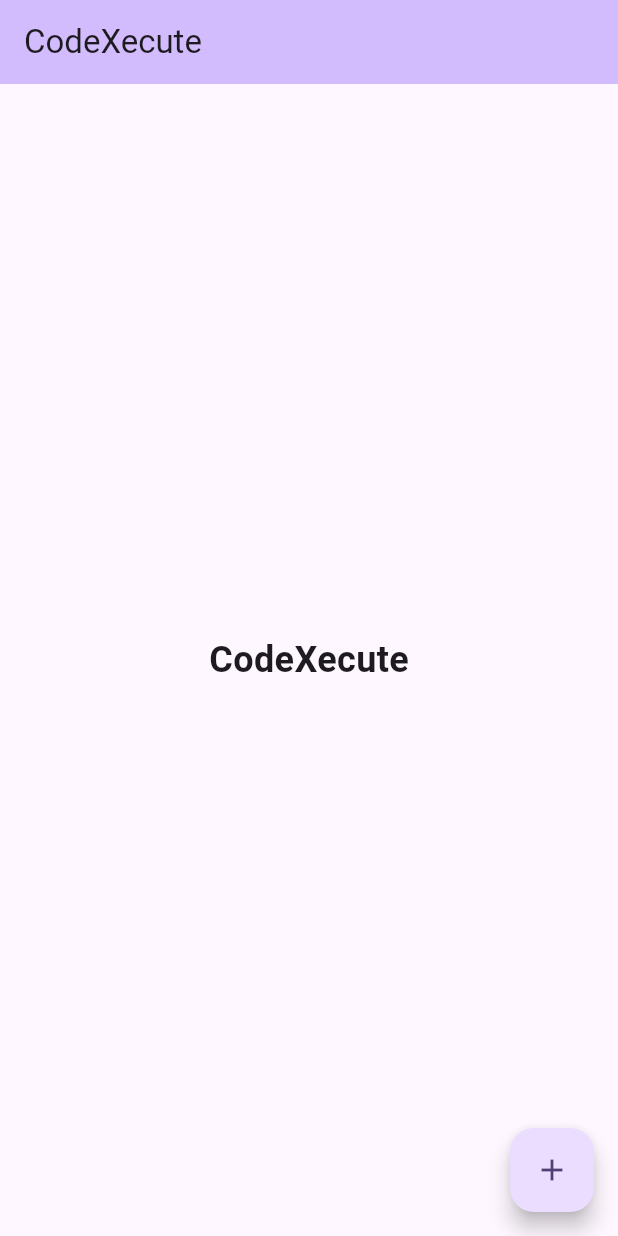
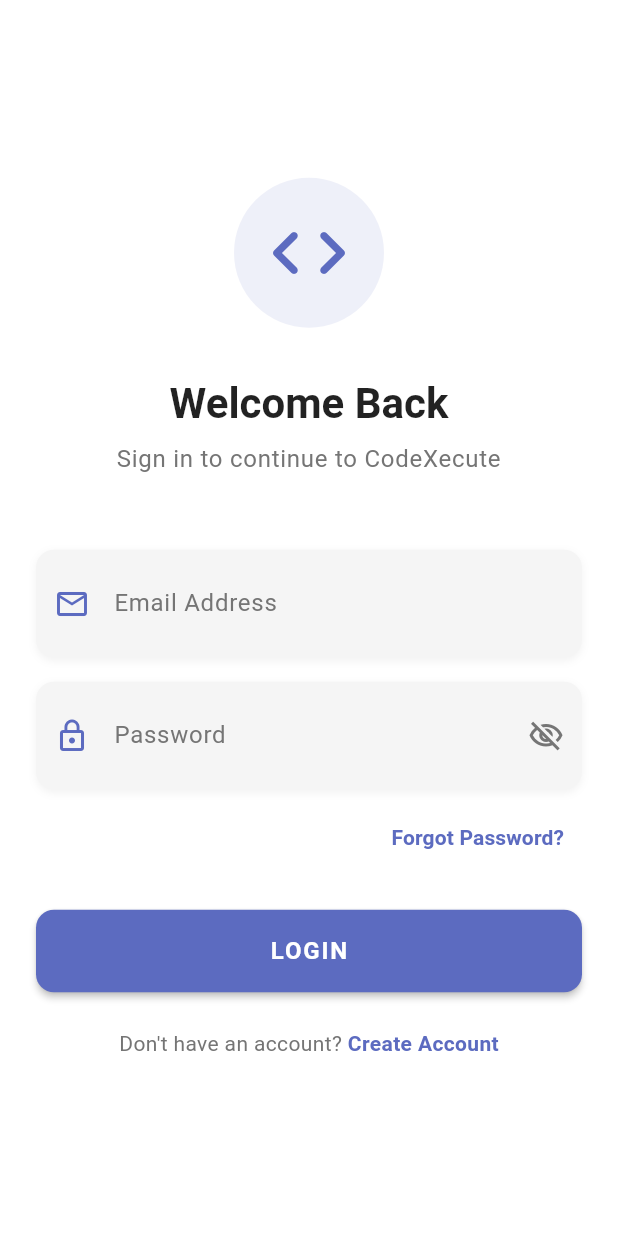
Before and after one commit to krishna190806/CodeXecute, a Flutter app: the screen it shows after launch, on a phone screen of 412 x 824 dp. Run offline on Flutter 3.47's test engine with Material 3 defaults, Android fonts, the phone set to English and light mode, and no system bars.

Commit message:
Add new screens and widgets to lib directory

```diff
--- a/lib/main.dart
+++ b/lib/main.dart
@@ -1,68 +1,37 @@
 import 'package:flutter/material.dart';
+import 'screens/login_screen.dart';
+import 'screens/dashboard_screen.dart';
+import 'screens/settings_screen.dart';
 
 void main() {
-  runApp(const MyApp());
+  runApp(const CodeXecuteApp());
 }
 
-class MyApp extends StatelessWidget {
-  const MyApp({super.key});
+class CodeXecuteApp extends StatelessWidget {
+  const CodeXecuteApp({super.key});
 
   @override
   Widget build(BuildContext context) {
     return MaterialApp(
-      title: 'Flutter Demo',
+      title: 'CodeXecute',
+      debugShowCheckedModeBanner: false,
       theme: ThemeData(
-        colorScheme: ColorScheme.fromSeed(seedColor: Colors.deepPurple),
+        primarySwatch: Colors.indigo,
+        primaryColor: const Color(0xFF5C6BC0), // Indigo 400
+        scaffoldBackgroundColor: Colors.grey[50], // Light background
+        fontFamily: 'Roboto', // Default Material font, can be changed
+        useMaterial3: true,
+        colorScheme: ColorScheme.fromSeed(
+          seedColor: const Color(0xFF5C6BC0),
+          brightness: Brightness.light,
+        ),
       ),
-      home: const MyHomePage(title: 'CodeXecute'),
+      initialRoute: '/',
+      routes: {
+        '/': (context) => const LoginScreen(),
+        '/dashboard': (context) => const DashboardScreen(),
+        '/settings': (context) => const SettingsScreen(),
+      },
     );
   }
 }
-
-class MyHomePage extends StatefulWidget {
-  const MyHomePage({super.key, required this.title});
-
-  final String title;
-
-  @override
-  State<MyHomePage> createState() => _MyHomePageState();
-}
-
-class _MyHomePageState extends State<MyHomePage> {
-  int _counter = 0;
-
-  void _incrementCounter() {
-    setState(() {
-      _counter++;
-    });
-  }
-
-  @override
-  Widget build(BuildContext context) {
-    return Scaffold(
-      appBar: AppBar(
-        backgroundColor: Theme.of(context).colorScheme.inversePrimary,
-        title: Text(widget.title),
-      ),
-      body: Center(
-        child: Column(
-          mainAxisAlignment: MainAxisAlignment.center,
-          children: [
-            const Text(
-              'CodeXecute',
-              style: TextStyle(
-                fontSize: 24,
-                fontWeight: FontWeight.bold,
-              ),
-            ),
-          ],
-        ),
-      ),
-      floatingActionButton: FloatingActionButton(
-        onPressed: _incrementCounter,
-        tooltip: 'Increment',
-        child: const Icon(Icons.add),
-      ),
-    );
-  }
-}
--- /dev/null
+++ b/lib/screens/login_screen.dart
@@ -0,0 +1,156 @@
+import 'package:flutter/material.dart';
+import '../widgets/custom_text_field.dart';
+
+class LoginScreen extends StatefulWidget {
+  const LoginScreen({super.key});
+
+  @override
+  State<LoginScreen> createState() => _LoginScreenState();
+}
+
+class _LoginScreenState extends State<LoginScreen> {
+  bool _isPasswordVisible = false;
+
+  @override
+  Widget build(BuildContext context) {
+    return Scaffold(
+      backgroundColor: Colors.white,
+      body: Center(
+        child: SingleChildScrollView(
+          padding: const EdgeInsets.all(24.0),
+          child: Column(
+            mainAxisAlignment: MainAxisAlignment.center,
+            crossAxisAlignment: CrossAxisAlignment.stretch,
+            children: [
+              // Logo Placeholder
+              Container(
+                height: 100,
+                width: 100,
+                decoration: BoxDecoration(
+                  color: Theme.of(context).primaryColor.withOpacity(0.1),
+                  shape: BoxShape.circle,
+                ),
+                child: Icon(
+                  Icons.code_rounded,
+                  size: 60,
+                  color: Theme.of(context).primaryColor,
+                ),
+              ),
+              const SizedBox(height: 32),
+
+              // Welcome Text
+              Text(
+                'Welcome Back',
+                textAlign: TextAlign.center,
+                style: Theme.of(context).textTheme.headlineMedium?.copyWith(
+                      fontWeight: FontWeight.bold,
+                      color: Colors.black87,
+                    ),
+              ),
+              const SizedBox(height: 8),
+              Text(
+                'Sign in to continue to CodeXecute',
+                textAlign: TextAlign.center,
+                style: Theme.of(context).textTheme.bodyLarge?.copyWith(
+                      color: Colors.grey[600],
+                    ),
+              ),
+              const SizedBox(height: 48),
+
+              // Email Input
+              const CustomTextField(
+                label: 'Email Address',
+                prefixIcon: Icons.email_outlined,
+                keyboardType: TextInputType.emailAddress,
+              ),
+              const SizedBox(height: 16),
+
+              // Password Input
+              CustomTextField(
+                label: 'Password',
+                isPassword: !_isPasswordVisible,
+                prefixIcon: Icons.lock_outline,
+                suffixIcon: IconButton(
+                  icon: Icon(
+                    _isPasswordVisible
+                        ? Icons.visibility_outlined
+                        : Icons.visibility_off_outlined,
+                    color: Colors.grey[600],
+                  ),
+                  onPressed: () {
+                    setState(() {
+                      _isPasswordVisible = !_isPasswordVisible;
+                    });
+                  },
+                ),
+              ),
+              const SizedBox(height: 8),
+
+              // Forgot Password
+              Align(
+                alignment: Alignment.centerRight,
+                child: TextButton(
+                  onPressed: () {},
+                  child: Text(
+                    'Forgot Password?',
+                    style: TextStyle(
+                      color: Theme.of(context).primaryColor,
+                      fontWeight: FontWeight.w600,
+                    ),
+                  ),
+                ),
+              ),
+              const SizedBox(height: 24),
+
+              // Login Button
+              ElevatedButton(
+                onPressed: () {
+                  Navigator.pushReplacementNamed(context, '/dashboard');
+                },
+                style: ElevatedButton.styleFrom(
+                  backgroundColor: Theme.of(context).primaryColor,
+                  foregroundColor: Colors.white,
+                  padding: const EdgeInsets.symmetric(vertical: 16),
+                  shape: RoundedRectangleBorder(
+                    borderRadius: BorderRadius.circular(12),
+                  ),
+                  elevation: 2,
+                ),
+                child: const Text(
+                  'LOGIN',
+                  style: TextStyle(
+                    fontSize: 16,
+                    fontWeight: FontWeight.bold,
+                    letterSpacing: 1.2,
+                  ),
+                ),
+              ),
+              const SizedBox(height: 24),
+
+              // Create Account
+              Row(
+                mainAxisAlignment: MainAxisAlignment.center,
+                children: [
+                  Text(
+                    "Don't have an account? ",
+                    style: TextStyle(color: Colors.grey[600]),
+                  ),
+                  GestureDetector(
+                    onTap: () {},
+                    child: Text(
+                      'Create Account',
+                      style: TextStyle(
+                        color: Theme.of(context).primaryColor,
+                        fontWeight: FontWeight.bold,
+                      ),
+                    ),
+                  ),
+                ],
+              ),
+            ],
+          ),
+        ),
+      ),
+    );
+  }
+}
--- /dev/null
+++ b/lib/widgets/custom_text_field.dart
@@ -0,0 +1,54 @@
+import 'package:flutter/material.dart';
+
+class CustomTextField extends StatelessWidget {
+  final String label;
+  final TextEditingController? controller;
+  final bool isPassword;
+  final IconData? prefixIcon;
+  final Widget? suffixIcon;
+  final TextInputType keyboardType;
+
+  const CustomTextField({
+    super.key,
+    required this.label,
+    this.controller,
+    this.isPassword = false,
+    this.prefixIcon,
+    this.suffixIcon,
+    this.keyboardType = TextInputType.text,
+  });
+
+  @override
+  Widget build(BuildContext context) {
+    return Container(
+      decoration: BoxDecoration(
+        color: Colors.grey[100],
+        borderRadius: BorderRadius.circular(12),
+        boxShadow: [
+          BoxShadow(
+            color: Colors.black.withOpacity(0.05),
+            offset: const Offset(0, 2),
+            blurRadius: 4,
+          ),
+        ],
+      ),
+      child: TextFormField(
+        controller: controller,
+        obscureText: isPassword,
+        keyboardType: keyboardType,
+        style: const TextStyle(fontSize: 16),
+        decoration: InputDecoration(
+          labelText: label,
+          labelStyle: TextStyle(color: Colors.grey[600]),
+          prefixIcon: prefixIcon != null
+              ? Icon(prefixIcon, color: Theme.of(context).primaryColor)
+              : null,
+          suffixIcon: suffixIcon,
+          border: InputBorder.none,
+          contentPadding:
+              const EdgeInsets.symmetric(horizontal: 20, vertical: 16),
+        ),
+      ),
+    );
+  }
+}
```
Also changed, not shown: lib/screens/dashboard_screen.dart (added, +168 -0 lines), lib/screens/settings_screen.dart (added, +188 -0 lines).
